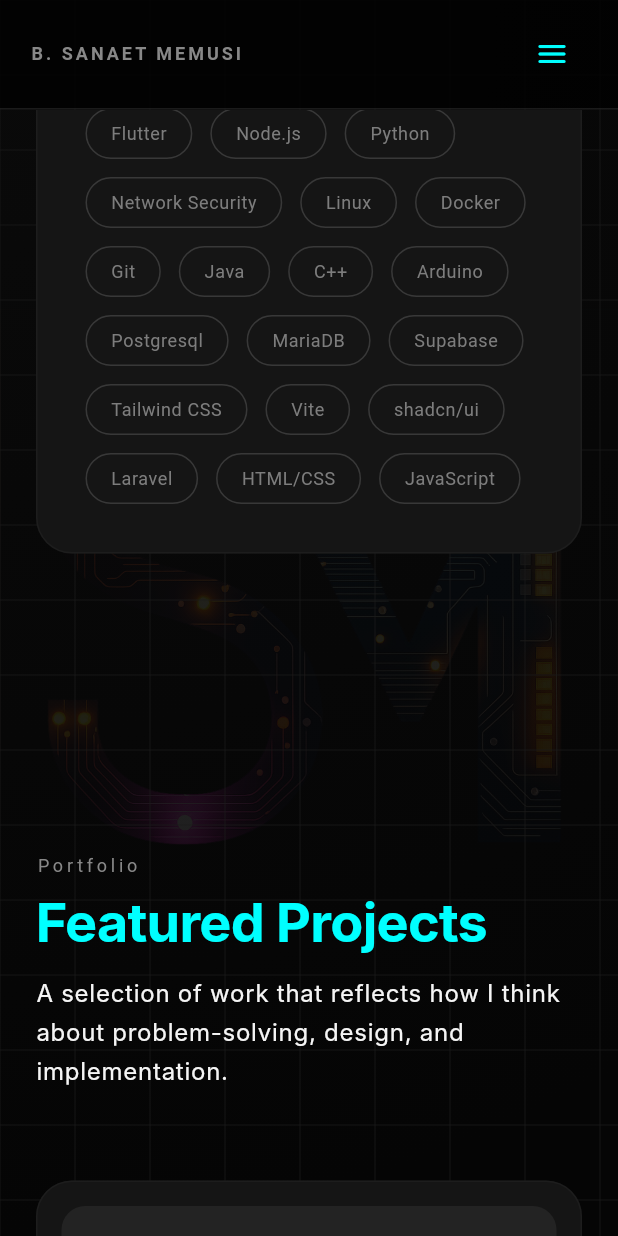
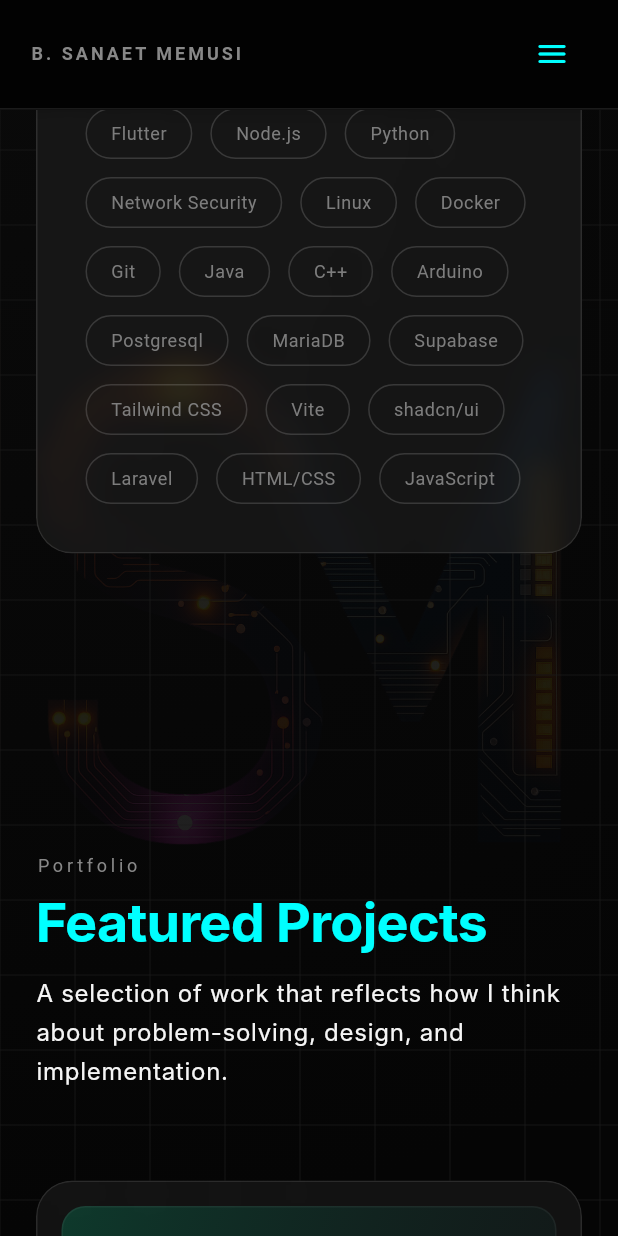
Before and after one commit to sirnaet/personal_website, a Flutter app: the PortfolioHome screen opened by its route, scrolled down 1728 dp, on a phone screen of 412 x 824 dp. Run offline on Flutter 3.47's test engine with Material 3 defaults, Android fonts, the phone set to English and light mode, and no system bars; drawn by our look-alikes of flutter_animate; our stand-ins replace firebase_core, font_awesome_flutter, web; missing offline and left inert: dart:html; accounts and stored records are empty; Roboto replaces fonts that are missing (Inter, JetBrains Mono).

Commit message:
UI update

```diff
--- a/lib/sections/about_skills_section.dart
+++ b/lib/sections/about_skills_section.dart
@@ -2,6 +2,7 @@
 import 'package:personal_website/theme/app_theme.dart';
 import 'package:flutter_animate/flutter_animate.dart';
 import 'package:personal_website/widgets/magnetic_hover.dart';
+import 'package:personal_website/widgets/glassmorphic_container.dart';
 
 /// About + Skills combined section matching JS version (two cards side by side).
 class AboutSkillsSection extends StatelessWidget {
@@ -174,16 +175,9 @@
     return MagneticHover(
       strength: 10,
       scale: 1.03,
-      child: Container(
+      child: GlassmorphicContainer(
         padding: const EdgeInsets.all(32),
-        decoration: BoxDecoration(
-          color: AppTheme.cardColor,
-          borderRadius: BorderRadius.circular(24),
-          border: Border.all(
-            color: AppTheme.borderColor.withValues(alpha: 0.6),
-            width: 1,
-          ),
-        ),
+        borderRadius: BorderRadius.circular(24),
         child: Column(
           crossAxisAlignment: CrossAxisAlignment.start,
           children: [
--- a/lib/sections/contact_section.dart
+++ b/lib/sections/contact_section.dart
@@ -6,6 +6,7 @@
 import 'package:personal_website/widgets/cyber_button.dart';
 import 'package:personal_website/widgets/magnetic_hover.dart';
 import 'package:font_awesome_flutter/font_awesome_flutter.dart';
+import 'package:personal_website/widgets/glassmorphic_container.dart';
 import 'package:url_launcher/url_launcher.dart';
 
 class ContactSection extends StatefulWidget {
@@ -220,15 +221,9 @@
     return MagneticHover(
       strength: 12,
       scale: 1.01,
-      child: Container(
+      child: GlassmorphicContainer(
         padding: const EdgeInsets.all(24),
-        decoration: BoxDecoration(
-          color: AppTheme.cardColor.withValues(alpha: 0.45),
-          border: Border.all(
-            color: AppTheme.borderColor,
-            width: 1.5,
-          ),
-        ),
+        borderRadius: BorderRadius.circular(24),
         child: Column(
           crossAxisAlignment: CrossAxisAlignment.start,
           children: [
@@ -378,15 +373,9 @@
         child: MagneticHover(
           strength: 10,
           scale: 1.02,
-          child: Container(
+          child: GlassmorphicContainer(
             padding: const EdgeInsets.all(16),
-            decoration: BoxDecoration(
-              color: AppTheme.cardColor,
-              border: Border.all(
-                color: AppTheme.borderColor,
-                width: 1.5,
-              ),
-            ),
+            borderRadius: BorderRadius.circular(12),
             child: Row(
               children: [
                 icon,
@@ -440,15 +429,9 @@
     return MagneticHover(
       strength: 12,
       scale: 1.01,
-      child: Container(
+      child: GlassmorphicContainer(
         padding: const EdgeInsets.all(24),
-        decoration: BoxDecoration(
-          color: AppTheme.cardColor.withValues(alpha: 0.45),
-          border: Border.all(
-            color: AppTheme.borderColor,
-            width: 1.5,
-          ),
-        ),
+        borderRadius: BorderRadius.circular(24),
         child: Form(
           key: formKey,
           child: Column(
@@ -593,7 +576,7 @@
               ),
             ),
             filled: true,
-            fillColor: AppTheme.cardColor,
+            fillColor: Colors.white.withValues(alpha: 0.03),
           ),
         ),
       ),
--- a/lib/sections/cv_section.dart
+++ b/lib/sections/cv_section.dart
@@ -4,6 +4,7 @@
 import 'package:personal_website/widgets/cyber_button.dart';
 import 'package:personal_website/widgets/magnetic_hover.dart';
 import 'package:flutter_animate/flutter_animate.dart';
+import 'package:personal_website/widgets/glassmorphic_container.dart';
 import 'package:personal_website/utils/file_downloader.dart';
 
 /// CV/Resume section matching JS version.
@@ -31,19 +32,12 @@
       child: MagneticHover(
         strength: 10,
         scale: 1.03,
-        child: Container(
+        child: GlassmorphicContainer(
           padding: EdgeInsets.symmetric(
             horizontal: isMobile ? 24 : 40,
             vertical: 40,
           ),
-          decoration: BoxDecoration(
-            color: AppTheme.cardColor,
-            borderRadius: BorderRadius.circular(24),
-            border: Border.all(
-              color: AppTheme.borderColor.withValues(alpha: 0.6),
-              width: 1,
-            ),
-          ),
+          borderRadius: BorderRadius.circular(24),
           child: Column(
             crossAxisAlignment: CrossAxisAlignment.start,
             children: [
--- a/lib/sections/experience_section.dart
+++ b/lib/sections/experience_section.dart
@@ -2,6 +2,8 @@
 import 'package:personal_website/theme/app_theme.dart';
 import 'package:flutter_animate/flutter_animate.dart';
 import 'package:personal_website/widgets/magnetic_hover.dart';
+
+import 'package:personal_website/widgets/glassmorphic_container.dart';
 
 class ExperienceSection extends StatelessWidget {
   const ExperienceSection({super.key});
@@ -179,16 +181,9 @@
               child: MagneticHover(
                 strength: 10,
                 scale: 1.03,
-                child: Container(
+                child: GlassmorphicContainer(
                   padding: const EdgeInsets.all(24),
-                  decoration: BoxDecoration(
-                    color: AppTheme.cardColor,
-                    borderRadius: BorderRadius.circular(24),
-                    border: Border.all(
-                      color: AppTheme.borderColor,
-                      width: 1.5,
-                    ),
-                  ),
+                  borderRadius: BorderRadius.circular(24),
                   child: Column(
                     crossAxisAlignment: CrossAxisAlignment.start,
                     children: [
--- a/lib/sections/sticky_nav.dart
+++ b/lib/sections/sticky_nav.dart
@@ -1,3 +1,4 @@
+import 'dart:ui';
 import 'package:flutter/material.dart';
 import 'package:personal_website/theme/app_theme.dart';
 
@@ -11,7 +12,10 @@
   Widget build(BuildContext context) {
     final isMobile = MediaQuery.of(context).size.width < 768;
 
-    return Container(
+    return ClipRect(
+      child: BackdropFilter(
+        filter: ImageFilter.blur(sigmaX: 10.0, sigmaY: 10.0),
+        child: Container(
           padding: EdgeInsets.symmetric(
             horizontal: isMobile ? 20 : 40,
             vertical: isMobile ? 12 : 16,
@@ -69,6 +73,8 @@
             ),
         ],
       ),
+    ),
+  ),
 );
   }
 }
--- /dev/null
+++ b/lib/widgets/glassmorphic_container.dart
@@ -0,0 +1,43 @@
+import 'dart:ui';
+import 'package:flutter/material.dart';
+
+class GlassmorphicContainer extends StatelessWidget {
+  final Widget child;
+  final BorderRadius borderRadius;
+  final EdgeInsetsGeometry? padding;
+  final double blur;
+  final Color backgroundColor;
+  final BoxBorder? border;
+
+  const GlassmorphicContainer({
+    super.key,
+    required this.child,
+    this.borderRadius = const BorderRadius.all(Radius.circular(24)),
+    this.padding,
+    this.blur = 10.0,
+    this.backgroundColor = const Color(0x0DFFFFFF), // bg-white/5
+    this.border,
+  });
+
+  @override
+  Widget build(BuildContext context) {
+    return ClipRRect(
+      borderRadius: borderRadius,
+      child: BackdropFilter(
+        filter: ImageFilter.blur(sigmaX: blur, sigmaY: blur),
+        child: Container(
+          padding: padding,
+          decoration: BoxDecoration(
+            color: backgroundColor,
+            borderRadius: borderRadius,
+            border: border ?? Border.all(
+              color: const Color(0x1AFFFFFF), // border-white/10
+              width: 1.0,
+            ),
+          ),
+          child: child,
+        ),
+      ),
+    );
+  }
+}
--- a/lib/widgets/project_card.dart
+++ b/lib/widgets/project_card.dart
@@ -2,6 +2,7 @@
 import 'package:personal_website/theme/app_theme.dart';
 import 'package:personal_website/models/project.dart';
 import 'package:personal_website/widgets/magnetic_hover.dart';
+import 'package:personal_website/widgets/glassmorphic_container.dart';
 import 'package:url_launcher/url_launcher.dart';
 
 /// Project card matching JS version: rounded-3xl, top placeholder, title, description, tech pills.
@@ -24,6 +25,47 @@
     }
   }
 
+  LinearGradient _getProjectGradient(String title) {
+    switch (title) {
+      case 'School Bloom':
+        return const LinearGradient(
+          begin: Alignment.topLeft,
+          end: Alignment.bottomRight,
+          colors: [
+            Color(0x4C059669), // emerald-600/30
+            Color(0x1A134E4A), // teal-900/10
+          ],
+        );
+      case 'Love Notes':
+        return const LinearGradient(
+          begin: Alignment.topLeft,
+          end: Alignment.bottomRight,
+          colors: [
+            Color(0x4CDB2777), // pink-600/30
+            Color(0x1A4C0519), // rose-900/10
+          ],
+        );
+      case 'Personal Portfolio Website':
+        return const LinearGradient(
+          begin: Alignment.topLeft,
+          end: Alignment.bottomRight,
+          colors: [
+            Color(0x4C4F46E5), // indigo-600/30
+            Color(0x1A4C1D95), // violet-900/10
+          ],
+        );
+      default: // e.g. FedhaSmart
+        return const LinearGradient(
+          begin: Alignment.topLeft,
+          end: Alignment.bottomRight,
+          colors: [
+            Color(0x4CD97706), // amber-600/30
+            Color(0x1A7C2D12), // orange-900/10
+          ],
+        );
+    }
+  }
+
   @override
   Widget build(BuildContext context) {
     final hasLinks =
@@ -33,27 +75,40 @@
     return MagneticHover(
       strength: 10,
       scale: 1.02,
-      child: Container(
+      child: GlassmorphicContainer(
         padding: const EdgeInsets.all(16),
-        decoration: BoxDecoration(
-          color: AppTheme.cardColor,
-          borderRadius: BorderRadius.circular(24),
-          border: Border.all(
-            color: AppTheme.borderColor.withValues(alpha: 0.6),
-            width: 1,
-          ),
-        ),
+        borderRadius: BorderRadius.circular(24),
         child: Column(
           crossAxisAlignment: CrossAxisAlignment.start,
           mainAxisSize: MainAxisSize.min,
           children: [
-            // Top placeholder (matches JS: h-40 rounded-2xl bg-white/10)
+            // Top placeholder (matches JS: h-40 rounded-2xl bg-white/10 with gradient and initials)
             Container(
-              height: 92,
+              height: 120,
               width: double.infinity,
               decoration: BoxDecoration(
-                color: Colors.white.withValues(alpha: 0.06),
+                gradient: _getProjectGradient(project.title),
                 borderRadius: BorderRadius.circular(16),
+                border: Border.all(
+                  color: Colors.white.withValues(alpha: 0.05),
+                  width: 1,
+                ),
+              ),
+              child: Center(
+                child: Text(
+                  project.title
+                      .split(' ')
+                      .where((w) => w.isNotEmpty)
+                      .map((w) => w[0])
+                      .join('')
+                      .toUpperCase(),
+                  style: const TextStyle(
+                    fontSize: 32,
+                    fontWeight: FontWeight.w900,
+                    color: Color(0x4DFFFFFF), // white/30
+                    letterSpacing: 2.0,
+                  ),
+                ),
               ),
             ),
             const SizedBox(height: 12),
```
Also changed, not shown: 1 other file. Lines whose indentation alone changed are shown as unchanged.
